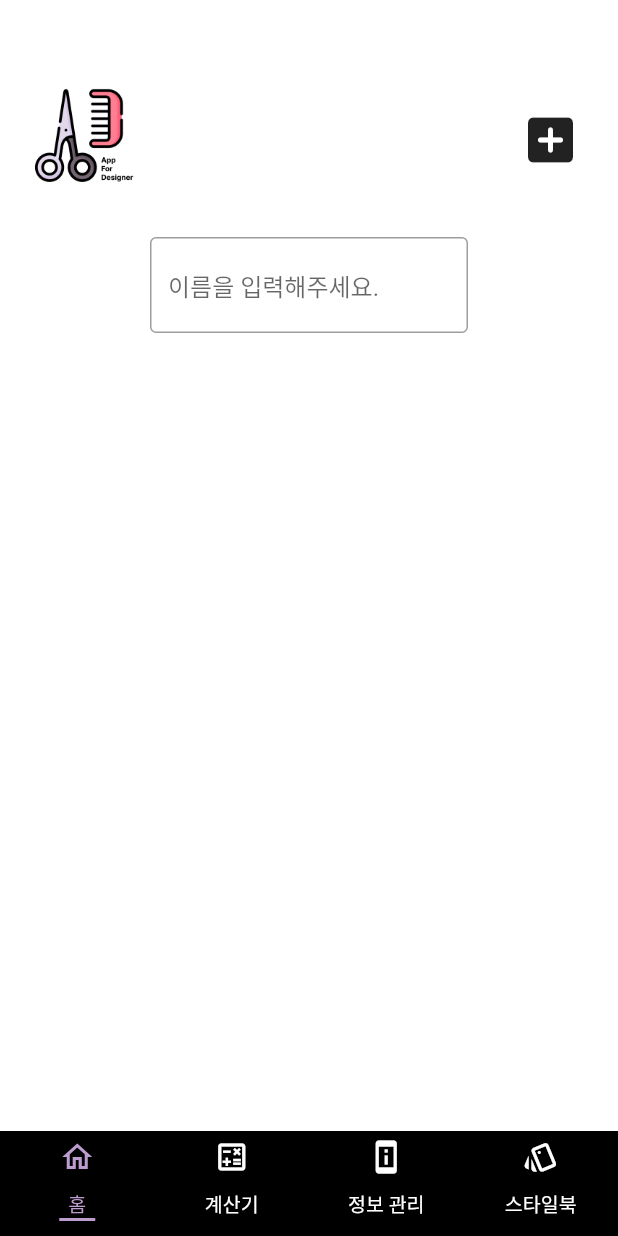
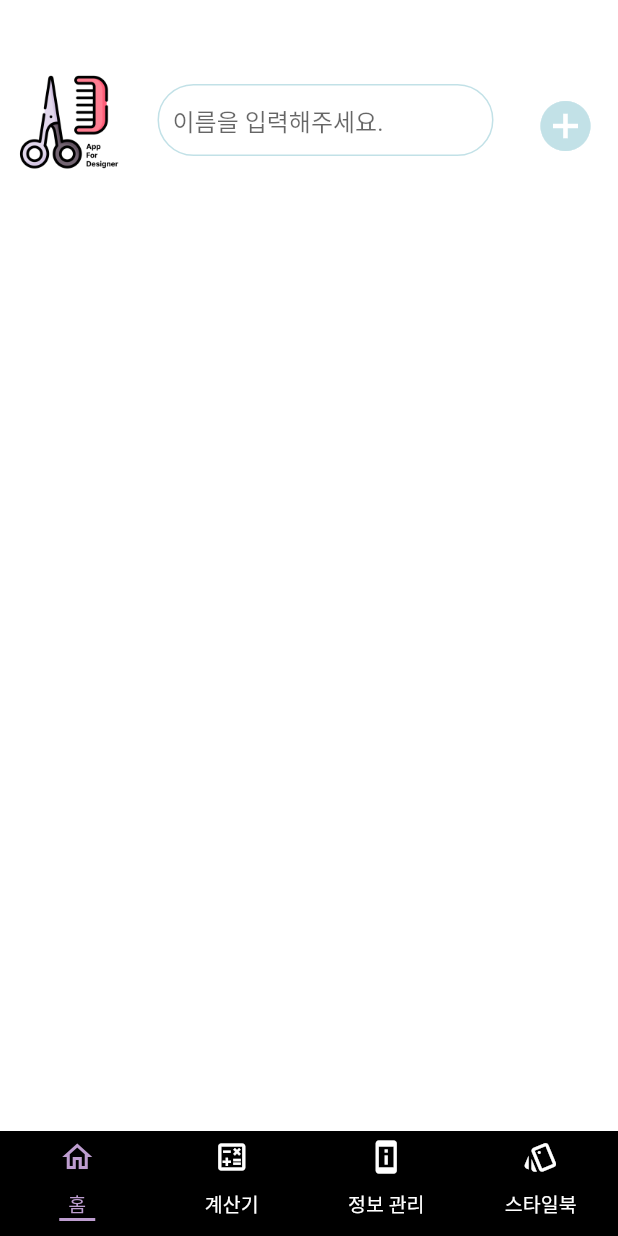
Before and after one commit to kimshinseung/Hair-Designer-app, a Flutter app: the screen it shows after launch, on a phone screen of 412 x 824 dp. Run offline on Flutter 3.47's test engine with Material 2 defaults, Android fonts, the phone set to English and light mode, and no system bars; our stand-ins replace image_picker, shared_preferences, sqflite; accounts and stored records are empty.

Commit message:
fix showimage

```diff
--- a/lib/Home/home.dart
+++ b/lib/Home/home.dart
@@ -51,7 +51,8 @@ class _HomePageState extends State<HomePage> {
 
   OverlayEntry createOverlayEntry(BuildContext context) {
     return OverlayEntry(
-      builder: (context) => Positioned(
+      builder: (context) =>
+          Positioned(
             width: 213,
             child: CompositedTransformFollower(
               link: layerLink,
@@ -65,12 +66,13 @@ class _HomePageState extends State<HomePage> {
                   itemBuilder: (context, index) {
                     return ListTile(
                       title: Text(filteredUserInfo[index]['name'] ?? ''),
-                  onTap:() {
+                      onTap: () {
                         Navigator.of(context).pop();
                         Navigator.push(
                           context,
                           MaterialPageRoute(
-                        builder: (context) => DetailInfo(userData: userInfo[index]),
+                            builder: (context) =>
+                                DetailInfo(userData: userInfo[index]),
                           ),
                         );
                       },
@@ -89,7 +91,7 @@ class _HomePageState extends State<HomePage> {
     _loadImagePaths();
     loadUserInfo();
     focusNode.addListener(() {
-      if(focusNode.hasFocus) {
+      if (focusNode.hasFocus) {
         showOverlay(context);
       } else {
         removeOverlay();
@@ -106,7 +108,8 @@ class _HomePageState extends State<HomePage> {
     for (var info in savedInfo) {
       var decoded = json.decode(info);
       if (decoded is Map<String, dynamic>) {
-        loadedInfo.add(decoded.map((key, value) => MapEntry(key, value.toString())));
+        loadedInfo.add(
+            decoded.map((key, value) => MapEntry(key, value.toString())));
       }
     }
 
@@ -123,7 +126,8 @@ class _HomePageState extends State<HomePage> {
         String number = user['number']?.toLowerCase() ?? '';
         String searchTextLower = text.toLowerCase();
 
-        return name.contains(searchTextLower) || number.contains(searchTextLower);
+        return name.contains(searchTextLower) ||
+            number.contains(searchTextLower);
       }).toList();
     });
   }
@@ -142,7 +146,7 @@ class _HomePageState extends State<HomePage> {
   void pickImage() async {
     var image = await ImagePicker.pickImage(source: ImageSource.gallery);
 
-    if(image != null) {
+    if (image != null) {
       // File imageFile = File(image.path);
       addImage(File(image.path));
     }
@@ -151,7 +155,7 @@ class _HomePageState extends State<HomePage> {
   void addImage(File image) {
     //Widget imagewidget = Image.file(image);
     setState(() {
-      imagePaths.insert(0,image.path); //여기서 사진 추가하면 됨
+      imagePaths.insert(0, image.path); //여기서 사진 추가하면 됨
     });
     saveImagePaths();
   }
@@ -167,6 +171,7 @@ class _HomePageState extends State<HomePage> {
     });
     saveImagePaths();
   }
+
   void showOptionsDialog(BuildContext context, int index) {
     showDialog(
       context: context,
@@ -183,7 +188,9 @@ class _HomePageState extends State<HomePage> {
                     Navigator.push(
                       context,
                       MaterialPageRoute(
-                        builder: (context) => ImageViewer(path: Image.file(File(imagePaths[index])),)),
+                          builder: (context) =>
+                              ImageViewer(path: Image.file(
+                                  File(imagePaths[index])),)),
                     );
                   },
                 ),
@@ -206,41 +213,46 @@ class _HomePageState extends State<HomePage> {
   @override
   Widget build(BuildContext context) {
     return Column(
-      // mainAxisAlignment: MainAxisAlignment.start,
-      // crossAxisAlignment: CrossAxisAlignment.start,
       children: [
-        const SizedBox(height: 40,),
+        const SizedBox(height: 40),
         Row(
           mainAxisAlignment: MainAxisAlignment.spaceBetween,
           children: [
             Padding(
-              padding: const EdgeInsets.only(left: 20),
-              child: Image.asset('assets/images/logo.png',
+              padding: const EdgeInsets.symmetric(horizontal: 10),
+              child: Image.asset(
+                'assets/images/logo.png',
                 width: 80,
                 height: 80,
-                fit: BoxFit.contain,),
+                fit: BoxFit.contain,
               ),
-            Padding(
-              padding: const EdgeInsets.all(25.0),
-              child: IconButton(onPressed: pickImage, icon: Icon(Icons.add_box_rounded,size: 40,)),
             ),
-          ],
-        ),
-        SizedBox(height: 20,),
-        Padding(
-          padding: EdgeInsets.symmetric(horizontal:100,vertical: 0),
+            Expanded(
+              child: Padding(
+                padding: const EdgeInsets.symmetric(horizontal: 5),
                 child: CompositedTransformTarget(
                   link: layerLink,
                   child: TextField(
                     focusNode: focusNode,
                     controller: searchController,
                     decoration: InputDecoration(
+                      contentPadding: EdgeInsets.symmetric(vertical: 10, horizontal: 10),
                       hintText: '이름을 입력해주세요.',
-                border: OutlineInputBorder(),
+                      border: OutlineInputBorder(
+                        borderRadius: BorderRadius.circular(25.0),
+                      ),
+                      enabledBorder: OutlineInputBorder( // 기본 상태의 테두리 색상
+                        borderRadius: BorderRadius.circular(25.0),
+                        borderSide: BorderSide(color: Color(0XffC2E1E7)),
+                      ),
+                      focusedBorder: OutlineInputBorder( // 포커스 됐을 때의 테두리 색상
+                        borderRadius: BorderRadius.circular(25.0),
+                        borderSide: BorderSide(color: Color(0XffC2E1E7)),
+                      ),
                     ),
                     onChanged: (text) {
                       onSearchTextChanged(text);
-                if(overlayEntry != null) {
+                      if (overlayEntry != null) {
                         removeOverlay();
                         showOverlay(context);
                       }
@@ -248,21 +260,37 @@ class _HomePageState extends State<HomePage> {
                   ),
                 ),
               ),
+            ),
+            Padding(
+              padding: const EdgeInsets.symmetric(horizontal: 15,vertical: 10),
+              child: IconButton(
+                onPressed: pickImage,
+                icon: Icon(Icons.add_circle, size: 40,color: Color(0xffC2E1E7)),
+              ),
+            ),
+          ],
+        ),
+        SizedBox(height: 30,),
         Expanded(
           child: Container(
             height: 529,
             child: ListView.separated(
               scrollDirection: Axis.vertical,
-              padding: EdgeInsets.all(10),
+              padding: EdgeInsets.all(7),
               itemCount: imagePaths.length,
               itemBuilder: (BuildContext context, int index) {
                 return ListTile(
-                  title:Image.file(File(imagePaths[index])),
-                  onTap: (){
+                  title: ClipRRect(
+                    borderRadius: BorderRadius.circular(15.0), // 여기서 원하는 반경으로 조절하세요
+                    child: Image.file(File(imagePaths[index])),
+                  ),
+                  onTap: () {
                     showOptionsDialog(context, index);
                   },
                 );
-              }, separatorBuilder: (BuildContext context, int index) => Divider(),
+              },
+              separatorBuilder: (BuildContext context, int index) =>
+                  Divider(),
             ),
           ),
         )
```
Also changed, not shown: lib/stylebook/DetailStyle.dart (+10 -11 lines), lib/stylebook/ShowImage.dart (+3 -5 lines), 1 other file. Lines whose indentation alone changed are shown as unchanged.
